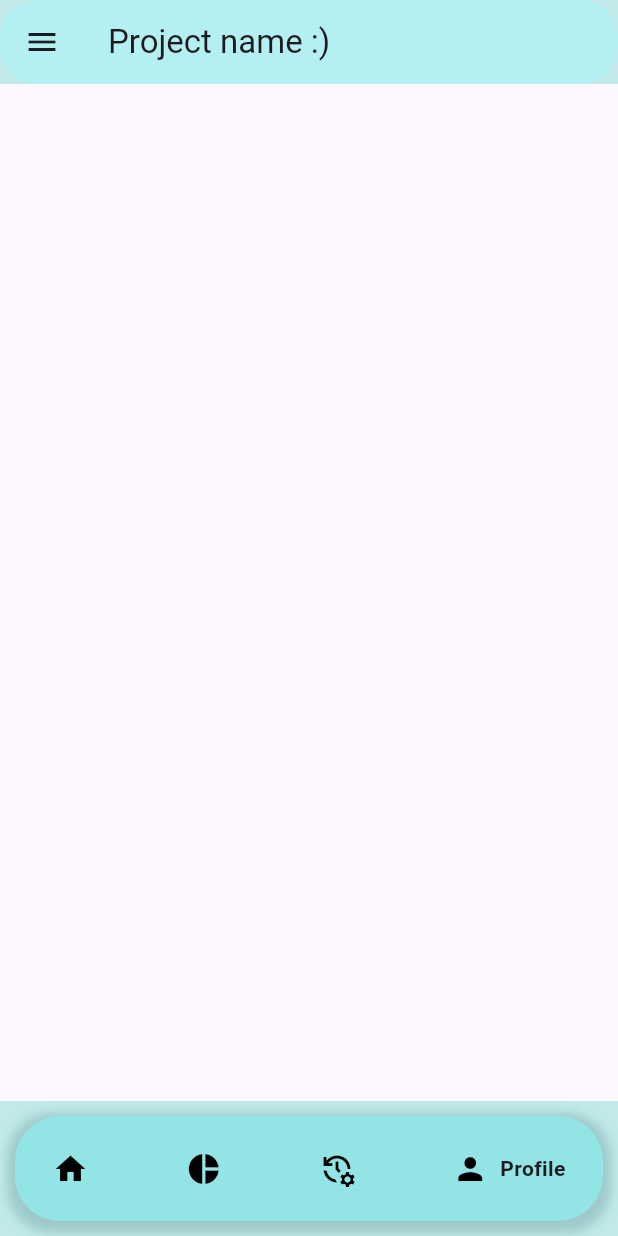
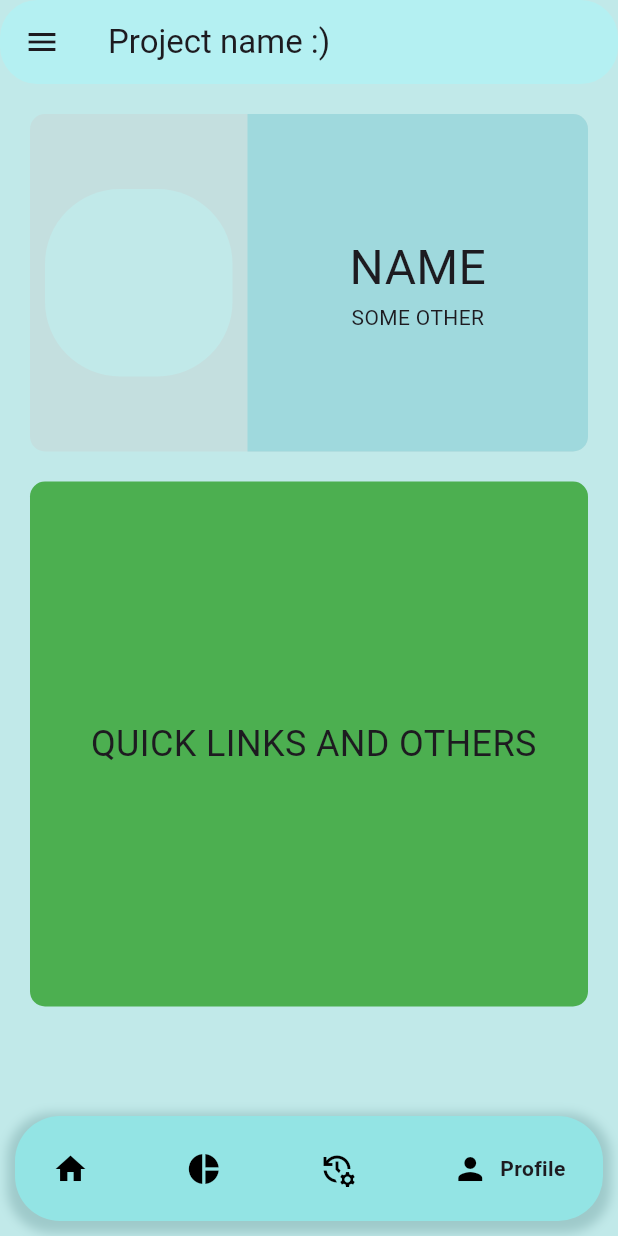
Before and after one commit to team-pattarai/Small-Scale-Business-incubator-FLUTTER, a Flutter app: the screen it shows after launch, item 4 of the bottom bar chosen, on a phone screen of 412 x 824 dp. Run offline on Flutter 3.47's test engine with Material 3 defaults, Android fonts, the phone set to English and light mode, and no system bars; drawn by our look-alikes of google_nav_bar.

Commit message:
Added profile page template

```diff
--- a/lib/main.dart
+++ b/lib/main.dart
@@ -6,6 +6,11 @@ import 'package:flutter_application_1/pages/profile.dart';
 import 'package:flutter_application_1/pages/business.dart';
 import 'package:flutter_application_1/pages/orders.dart';
 import 'package:flutter_application_1/pages/home.dart';
+
+
+// COLORS
+final List color=[Color.fromRGBO(193, 233, 233, 1),Color.fromRGBO(181, 243, 243, 1),Color.fromRGBO(196, 223, 223, 1)];
+
 
 class MainScreenBody extends StatefulWidget {
   const MainScreenBody({Key? key}) : super(key: key);
@@ -18,7 +23,7 @@ class _MainScreenBodyState extends State<MainScreenBody> {
   int currentIndex = 0;
 
 
-  final List pages=[Homepage(),Homepage(),Orders(), Profile()];
+  final List pages=[Homepage(),Homepage(),Orders(), ProfilePage()];
   @override
   Widget build(BuildContext context) {
     return  MaterialApp(
--- a/lib/pages/profile.dart
+++ b/lib/pages/profile.dart
@@ -1,9 +1,90 @@
 import 'package:flutter/material.dart';
+import 'package:flutter/widgets.dart';
 
-class Profile extends StatelessWidget {
+import 'package:flutter_application_1/main.dart';
+
+class ProfilePage extends StatefulWidget {
+  const ProfilePage({Key? key});
+
+  @override
+  State<ProfilePage> createState() => _ProfilePageState();
+}
+
+class _ProfilePageState extends State<ProfilePage> {
+  final String username = 'Username';
+
+  void _handleStateChange(String data) {
+    setState(() {});
+  }
 
   @override
   Widget build(BuildContext context) {
-    return Scaffold();
+    return Column(
+      children: [
+        Container(
+          height: 225,
+          margin: EdgeInsets.all(20),
+          decoration: BoxDecoration(
+            color: color[2],
+            borderRadius: BorderRadius.circular(10),
+          ),
+          child: Row(
+            children: [
+              Container(
+                margin: EdgeInsets.only(left: 10, right: 10),
+                height: 125,
+                width: 125,
+                decoration: BoxDecoration(
+                  color: color[0],
+                  borderRadius: BorderRadius.only(
+                    topLeft: Radius.circular(50),
+                    bottomLeft: Radius.circular(50),
+                    topRight: Radius.circular(50),
+                    bottomRight: Radius.circular(50),
+                  ),
+                ),
+              ),
+              Expanded(
+                child: Container(
+                  child: Column(
+                    crossAxisAlignment: CrossAxisAlignment.center,
+                    mainAxisAlignment: MainAxisAlignment.center,
+                    children: [
+                      Text(
+                        "NAME",
+                        style: TextStyle(fontSize: 32),
+                      ),
+                      Text("SOME OTHER"),
+                    ],
+                  ),
+                  decoration: BoxDecoration(
+                    color: Color.fromARGB(255, 159, 217, 221),
+                    borderRadius: BorderRadius.only(
+                      topRight: Radius.circular(10),
+                      bottomRight: Radius.circular(10),
+                    ),
+                  ),
+                ),
+              ),
+            ],
+          ),
+        ),
+        // New container below the profile information
+        Container(
+          height: 350,
+          margin: EdgeInsets.symmetric(horizontal: 20),
+          decoration: BoxDecoration(
+            color: Colors.green,
+            borderRadius: BorderRadius.circular(10),
+          ),
+          child: Center(
+            child: Text(
+              " QUICK LINKS AND OTHERS",
+              style: TextStyle(fontSize: 24),
+            ),
+          ),
+        ),
+      ],
+    );
   }
 }
```
